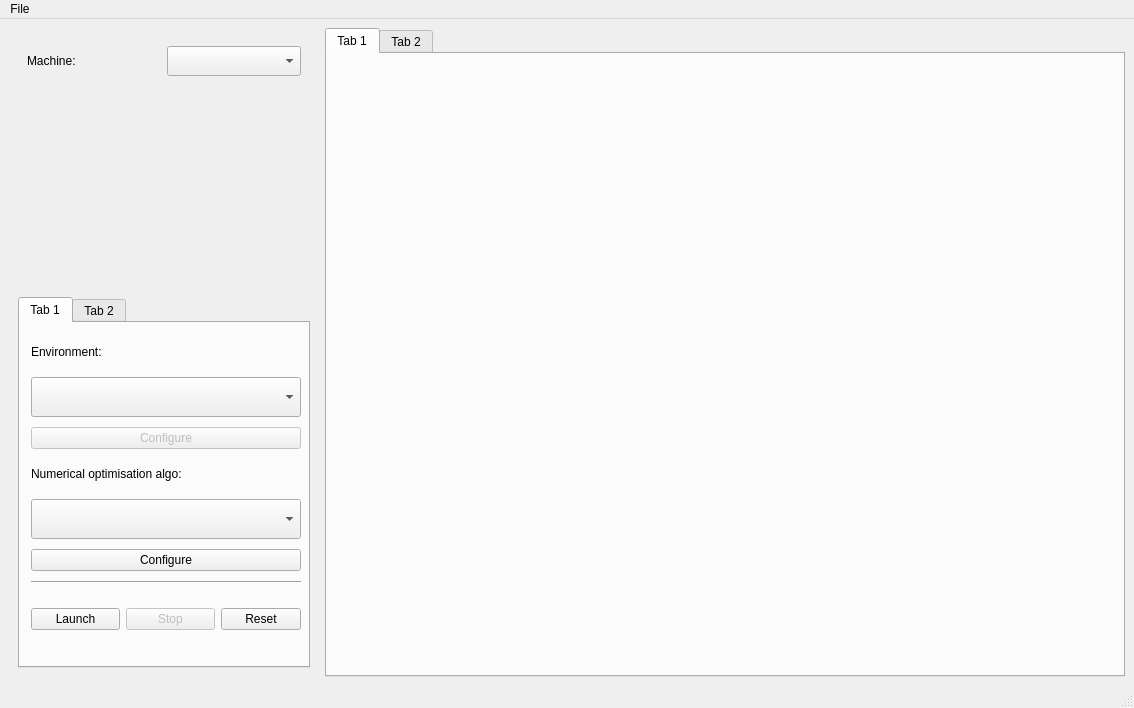
First picture: the form in acc_app_optimisation/gui/main_window.ui, repository geoff-project/geoff-app, before the edit.
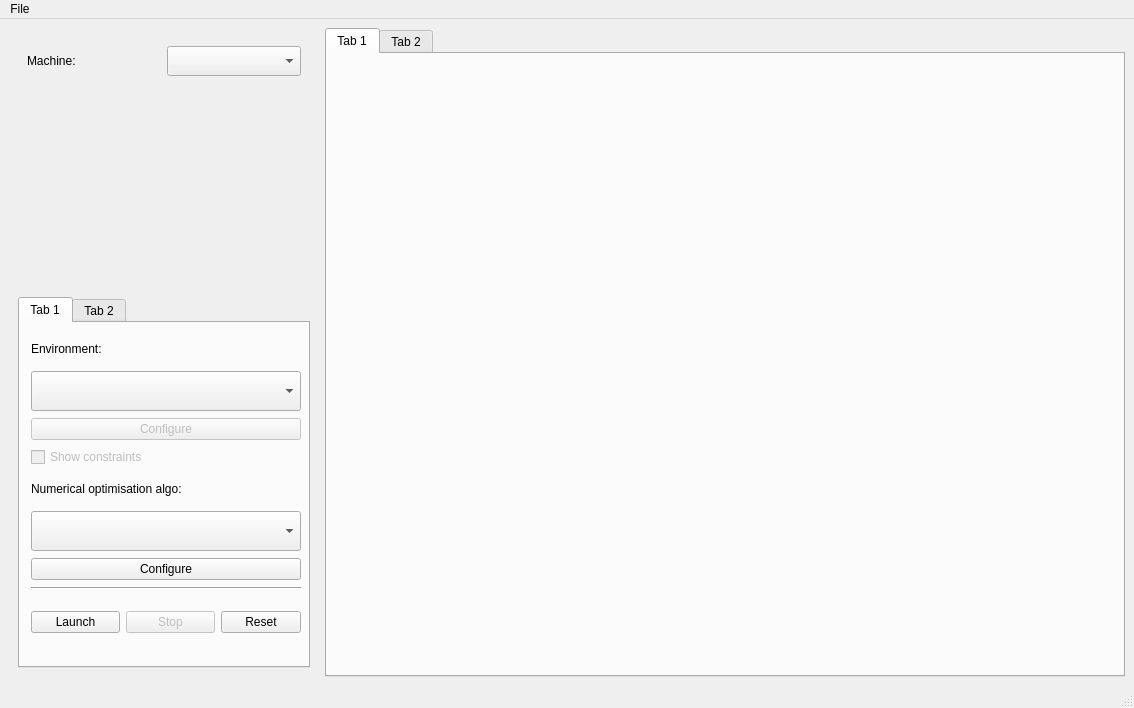
Second picture: the form after the edit.

Commit message: Hide constraints plot by default, make it togglable.

```diff
--- a/acc_app_optimisation/gui/main_window.ui
+++ b/acc_app_optimisation/gui/main_window.ui
@@ -139,6 +139,16 @@
               </property>
              </widget>
             </item>
+            <item>
+             <widget class="QCheckBox" name="showConstraintsCheckbox">
+              <property name="enabled">
+               <bool>false</bool>
+              </property>
+              <property name="text">
+               <string>Show constraints</string>
+              </property>
+             </widget>
+            </item>
             <item>
              <widget class="QLabel" name="algoSelectionLabel">
               <property name="maximumSize">
```
The commit also changes 3 other files.
